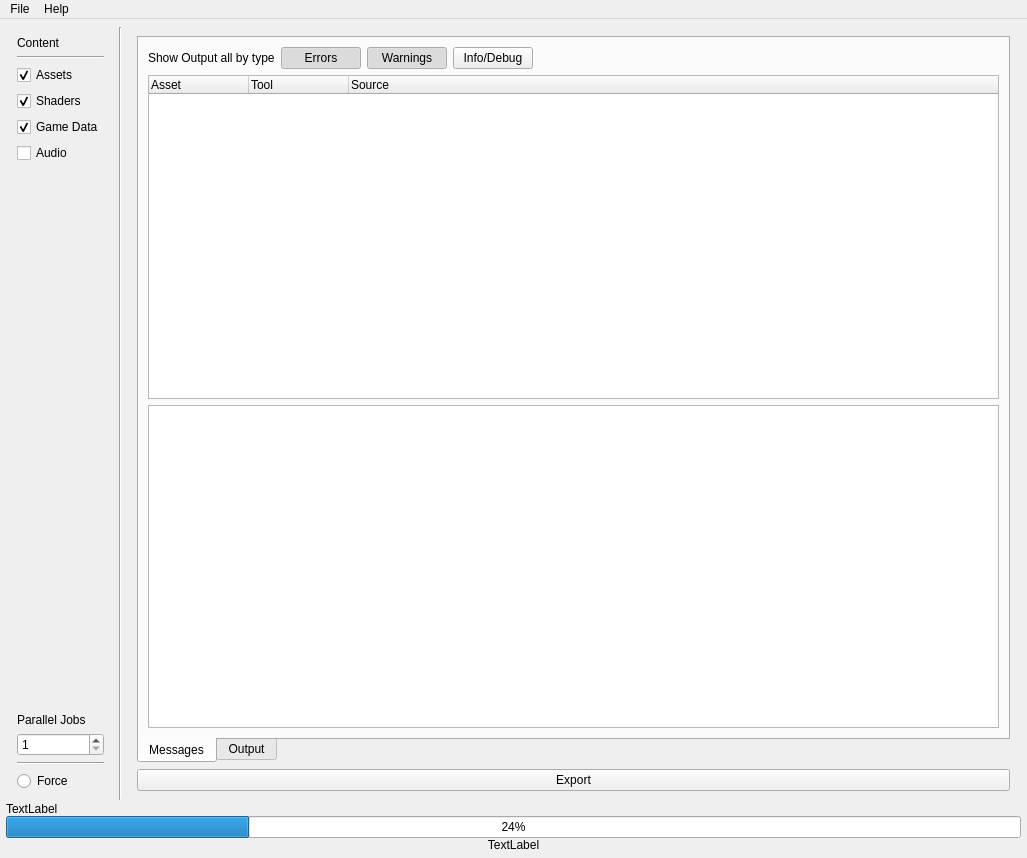
Old version of the form code/qttoolkit/batchexporter/ui/batchexporterqt.ui in the repository gscept/nebula-trifid.
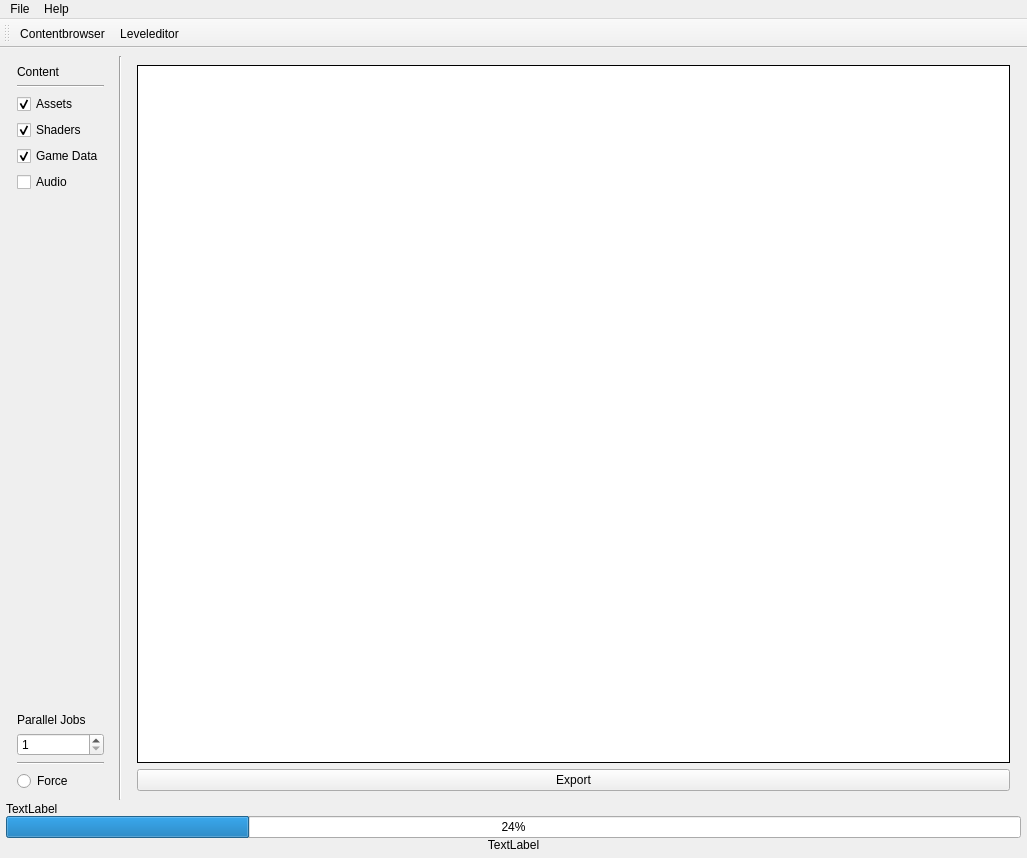
New version of the form. Icons and pictures are not drawn.

Patch:
```diff
--- a/code/qttoolkit/batchexporter/ui/batchexporterqt.ui
+++ b/code/qttoolkit/batchexporter/ui/batchexporterqt.ui
@@ -64,157 +64,6 @@
          </property>
          <layout class="QGridLayout" name="gridLayout_5">
           <item row="0" column="0">
-           <widget class="QTabWidget" name="tabWidget">
-            <property name="tabPosition">
-             <enum>QTabWidget::South</enum>
-            </property>
-            <property name="currentIndex">
-             <number>0</number>
-            </property>
-            <widget class="QWidget" name="messageTab">
-             <attribute name="title">
-              <string>Messages</string>
-             </attribute>
-             <layout class="QGridLayout" name="gridLayout_4">
-              <item row="0" column="0">
-               <layout class="QHBoxLayout" name="horizontalLayout">
-                <item>
-                 <widget class="QLabel" name="label_4">
-                  <property name="sizePolicy">
-                   <sizepolicy hsizetype="Maximum" vsizetype="Preferred">
-                    <horstretch>0</horstretch>
-                    <verstretch>0</verstretch>
-                   </sizepolicy>
-                  </property>
-                  <property name="text">
-                   <string>Show Output all by type</string>
-                  </property>
-                 </widget>
-                </item>
-                <item>
-                 <widget class="QPushButton" name="errorFilter">
-                  <property name="sizePolicy">
-                   <sizepolicy hsizetype="Maximum" vsizetype="Fixed">
-                    <horstretch>0</horstretch>
-                    <verstretch>0</verstretch>
-                   </sizepolicy>
-                  </property>
-                  <property name="text">
-                   <string>Errors</string>
-                  </property>
-                  <property name="checkable">
-                   <bool>true</bool>
-                  </property>
-                  <property name="checked">
-                   <bool>true</bool>
-                  </property>
-                  <property name="default">
-                   <bool>false</bool>
-                  </property>
-                  <property name="flat">
-                   <bool>false</bool>
-                  </property>
-                 </widget>
-                </item>
-                <item>
-                 <widget class="QPushButton" name="warningsFilter">
-                  <property name="sizePolicy">
-                   <sizepolicy hsizetype="Maximum" vsizetype="Fixed">
-                    <horstretch>0</horstretch>
-                    <verstretch>0</verstretch>
-                   </sizepolicy>
-                  </property>
-                  <property name="text">
-                   <string>Warnings</string>
-                  </property>
-                  <property name="checkable">
-                   <bool>true</bool>
-                  </property>
-                  <property name="checked">
-                   <bool>true</bool>
-                  </property>
-                 </widget>
-                </item>
-                <item>
-                 <widget class="QPushButton" name="infoFilter">
-                  <property name="sizePolicy">
-                   <sizepolicy hsizetype="Maximum" vsizetype="Fixed">
-                    <horstretch>0</horstretch>
-                    <verstretch>0</verstretch>
-                   </sizepolicy>
-                  </property>
-                  <property name="text">
-                   <string>Info/Debug</string>
-                  </property>
-                  <property name="checkable">
-                   <bool>true</bool>
-                  </property>
-                 </widget>
-                </item>
-                <item>
-                 <spacer name="horizontalSpacer">
-                  <property name="orientation">
-                   <enum>Qt::Horizontal</enum>
-                  </property>
-                  <property name="sizeHint" stdset="0">
-                   <size>
-                    <width>40</width>
-                    <height>20</height>
-                   </size>
-                  </property>
-                 </spacer>
-                </item>
-               </layout>
-              </item>
-              <item row="1" column="0">
-               <widget class="QTreeWidget" name="messageList">
-                <property name="editTriggers">
-                 <set>QAbstractItemView::NoEditTriggers</set>
-                </property>
-                <property name="alternatingRowColors">
-                 <bool>false</bool>
-                </property>
-                <property name="selectionMode">
-                 <enum>QAbstractItemView::SingleSelection</enum>
-                </property>
-                <property name="selectionBehavior">
-                 <enum>QAbstractItemView::SelectRows</enum>
-                </property>
-                <property name="columnCount">
-                 <number>3</number>
-                </property>
-                <column>
-                 <property name="text">
-                  <string>Asset</string>
-                 </property>
-                </column>
-                <column>
-                 <property name="text">
-                  <string>Tool</string>
-                 </property>
-                </column>
-                <column>
-                 <property name="text">
-                  <string>Source</string>
-                 </property>
-                </column>
-               </widget>
-              </item>
-              <item row="2" column="0">
-               <widget class="QTextEdit" name="messageText">
-                <property name="readOnly">
-                 <bool>true</bool>
-                </property>
-               </widget>
-              </item>
-             </layout>
-            </widget>
-            <widget class="QWidget" name="outTab">
-             <attribute name="title">
-              <string>Output</string>
-             </attribute>
-             <layout class="QGridLayout" name="gridLayout_6">
-              <item row="0" column="0">
                <widget class="QTextEdit" name="outputText">
                 <property name="enabled">
                  <bool>true</bool>
@@ -266,10 +115,6 @@
                 </property>
                </widget>
               </item>
-             </layout>
-            </widget>
-           </widget>
-          </item>
           <item row="2" column="0">
            <widget class="QPushButton" name="exportButton">
             <property name="text">
@@ -481,6 +326,19 @@
    <addaction name="menuEdit"/>
    <addaction name="menuAbout"/>
   </widget>
+  <widget class="QToolBar" name="toolBar">
+   <property name="windowTitle">
+    <string>toolBar</string>
+   </property>
+   <attribute name="toolBarArea">
+    <enum>TopToolBarArea</enum>
+   </attribute>
+   <attribute name="toolBarBreak">
+    <bool>false</bool>
+   </attribute>
+   <addaction name="actionContentbrowser"/>
+   <addaction name="actionLeveleditor"/>
+  </widget>
   <action name="actionAbout">
    <property name="text">
     <string>About</string>
@@ -509,6 +367,30 @@
     <string>Set Toolkit directory</string>
    </property>
   </action>
+  <action name="actionContentbrowser">
+   <property name="icon">
+    <iconset>
+     <normaloff>:/icons/icons/Contentbrowser.png</normaloff>:/icons/icons/Contentbrowser.png</iconset>
+   </property>
+   <property name="text">
+    <string>Contentbrowser</string>
+   </property>
+   <property name="toolTip">
+    <string>Start Contentbrowser</string>
+   </property>
+  </action>
+  <action name="actionLeveleditor">
+   <property name="icon">
+    <iconset>
+     <normaloff>:/icons/icons/Leveleditor.png</normaloff>:/icons/icons/Leveleditor.png</iconset>
+   </property>
+   <property name="text">
+    <string>Leveleditor</string>
+   </property>
+   <property name="toolTip">
+    <string>Start Leveleditor</string>
+   </property>
+  </action>
  </widget>
  <resources>
   <include location="../../../qttools/ui/qttoolkit.qrc"/>
```
Left out of the diff: 3 changed lines with no effect on the pictures. Lines whose indentation alone changed are shown as unchanged.
